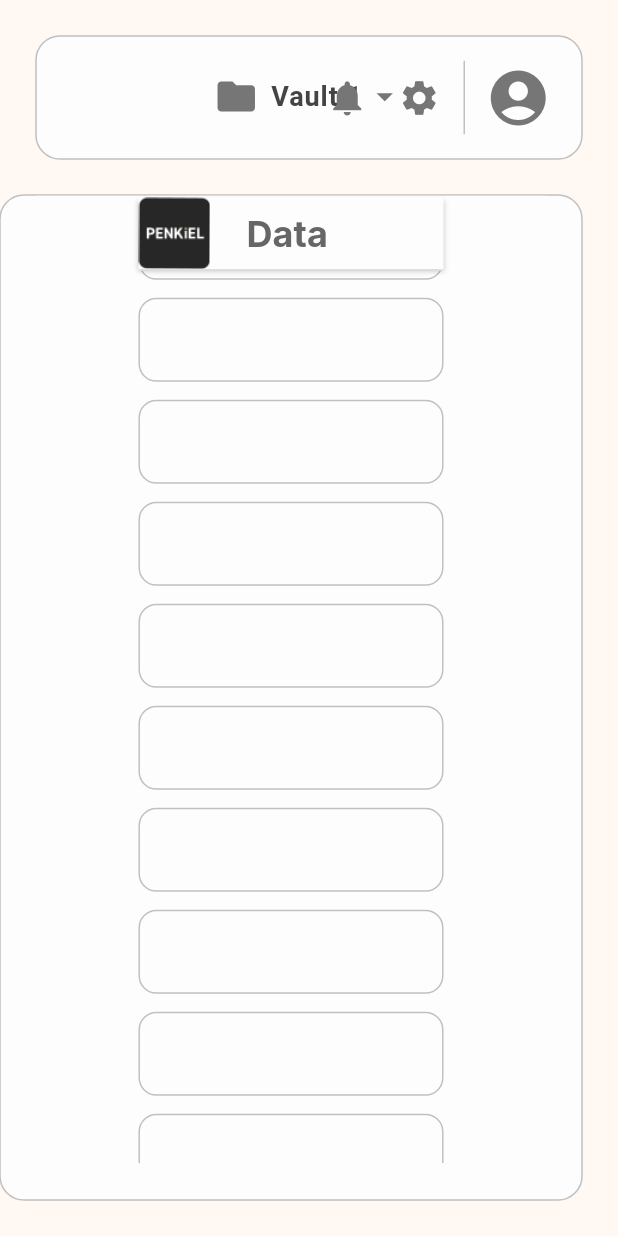
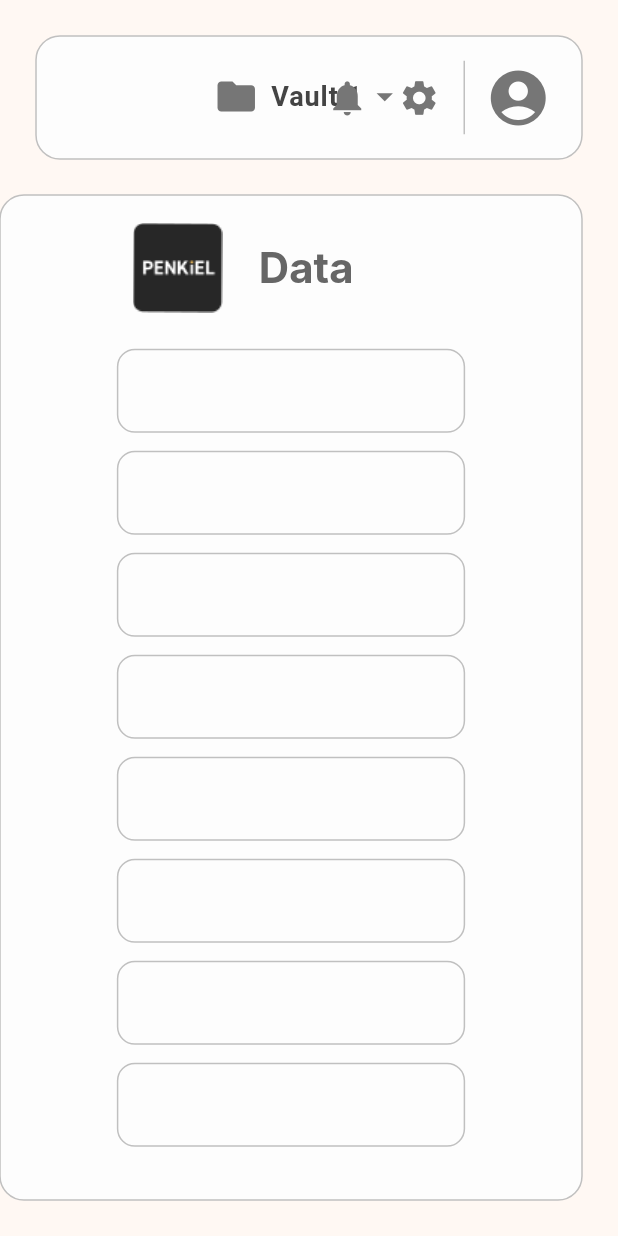
Before and after one commit to penne-0505/penkiel, a Flutter app: the screen it shows after launch, on a phone screen of 412 x 824 dp. Run offline on Flutter 3.47's test engine with Material 3 defaults, Android fonts, the phone set to English and light mode, and no system bars; Roboto replaces fonts that are missing (Campton).

Commit message:
feat: data_contentのデザインを更新
破壊的変更はありません。

```diff
--- a/lib/components/layout/data_content.dart
+++ b/lib/components/layout/data_content.dart
@@ -13,7 +13,7 @@ class DataContent extends StatelessWidget {
     return Container(
       height: double.infinity,
       margin: const EdgeInsets.only(bottom: 24, right: 24),
-      padding: const EdgeInsets.only(left: 24, right: 24, bottom: 24),
+      padding: const EdgeInsets.only(bottom: 24),
       decoration: BoxDecoration(
         color: PenkielColors.bg,
         borderRadius: const BorderRadius.all(PenkielValues.borderRadius),
@@ -29,11 +29,15 @@ class DataContent extends StatelessWidget {
             child: Column(
               mainAxisAlignment: MainAxisAlignment.center,
               children: <Widget>[
+                const Padding(
+                  padding: EdgeInsets.only(top: 18, bottom: 24),
+                  child: DataContentTitle(),
+                ), // 将来的にはStackで重ねる(現在はデザイン面において課題が残るためcolumnで配置)
                 ... List.generate(20, (index) => const DataCard()),
               ],
             ),
           ),
-          const DataContentTitle(),
+
         ],
       ),
     );
@@ -46,32 +50,21 @@ class DataContentTitle extends StatelessWidget {
   @override
   Widget build(BuildContext context) {
     return Container(
-      height: 50,
       color: PenkielColors.bg,
       child: Row(
         children: [
-          Expanded(flex: 1, child: Container()), // Spacer
+          Expanded(flex: 5, child: Container()), // Spacer
           Expanded(
-            flex: 3,
+            flex: 12,
             child: Container(
               decoration: const BoxDecoration(
                 color: PenkielColors.bg,
-                boxShadow: [
-                  BoxShadow(
-                    color: PenkielColors.shadow,
-                    offset: Offset(0, 2),
-                    blurRadius: 2,
-                    spreadRadius: 0,
-                  ),
-                ],
               ),
               child: Row(
                 crossAxisAlignment: CrossAxisAlignment.center,
                 children: [
                   Image.asset(
                     'assets/icons/raster/icon.png',
-                    width: 48,
-                    height: 48,
                     fit: BoxFit.contain
                   ),
                   const SizedBox(width: 24),
@@ -79,7 +72,7 @@ class DataContentTitle extends StatelessWidget {
                     'Data',
                     style: TextStyle(
                       color: PenkielColors.v600,
-                      fontSize: 24,
+                      fontSize: 28,
                       fontWeight: FontWeight.w700,
                       fontFamily: 'Campton',
                       letterSpacing: 0.05,
@@ -89,7 +82,7 @@ class DataContentTitle extends StatelessWidget {
               ),
             ),
           ),
-          Expanded(flex: 1, child: Container()), // Spacer
+          Expanded(flex: 5, child: Container()), // Spacer
         ],
       ),
     );
```
